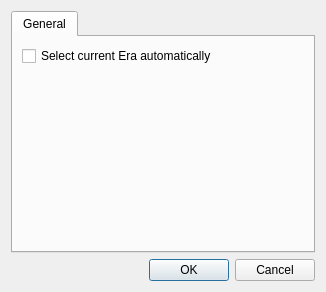
Before: the Qt Designer form ui/ui_SettingsDialog.ui in Kamduis/SoulCreator, drawn with Qt 5.
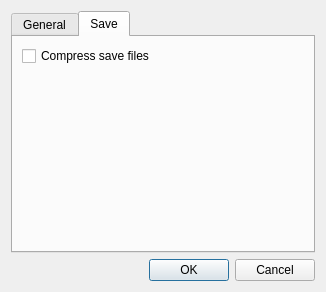
After: the same form once the commit is applied. The open tabs and pages were chosen to show the change.

What changed in the file:
```diff
--- a/ui/ui_SettingsDialog.ui
+++ b/ui/ui_SettingsDialog.ui
@@ -46,6 +46,33 @@
        </item>
       </layout>
      </widget>
+     <widget class="QWidget" name="tab_2">
+      <attribute name="title">
+       <string>Save</string>
+      </attribute>
+      <layout class="QVBoxLayout" name="verticalLayout_3">
+       <item>
+        <widget class="QCheckBox" name="checkBox_compressSaves">
+         <property name="text">
+          <string>Compress save files</string>
+         </property>
+        </widget>
+       </item>
+       <item>
+        <spacer name="verticalSpacer_2">
+         <property name="orientation">
+          <enum>Qt::Vertical</enum>
+         </property>
+         <property name="sizeHint" stdset="0">
+          <size>
+           <width>20</width>
+           <height>187</height>
+          </size>
+         </property>
+        </spacer>
+       </item>
+      </layout>
+     </widget>
     </widget>
    </item>
    <item>
```
